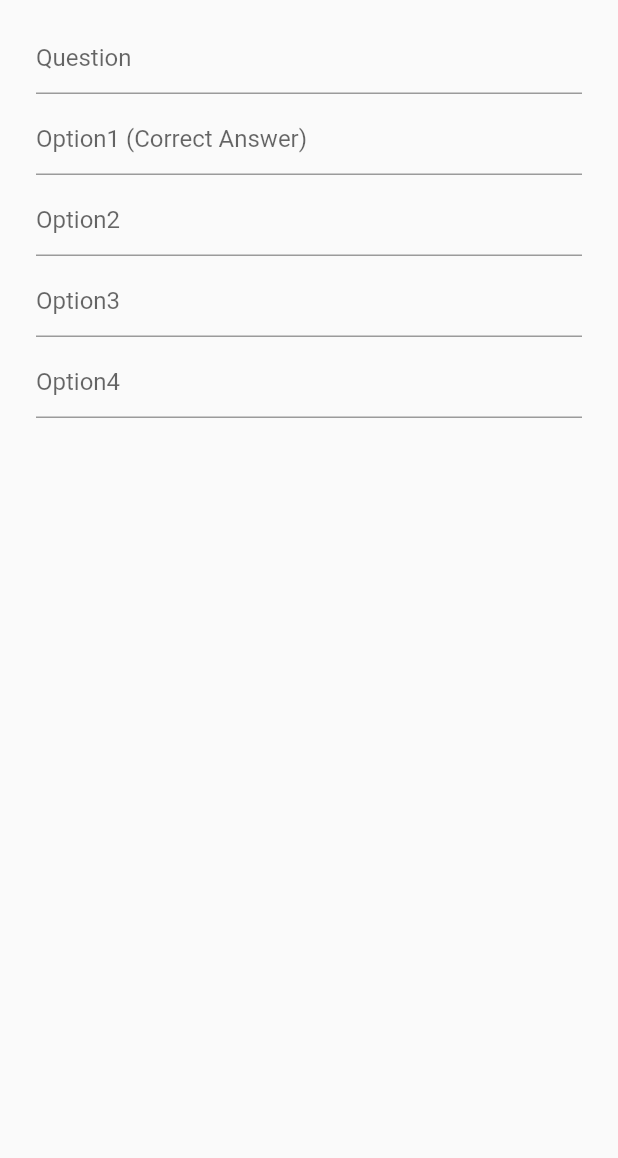
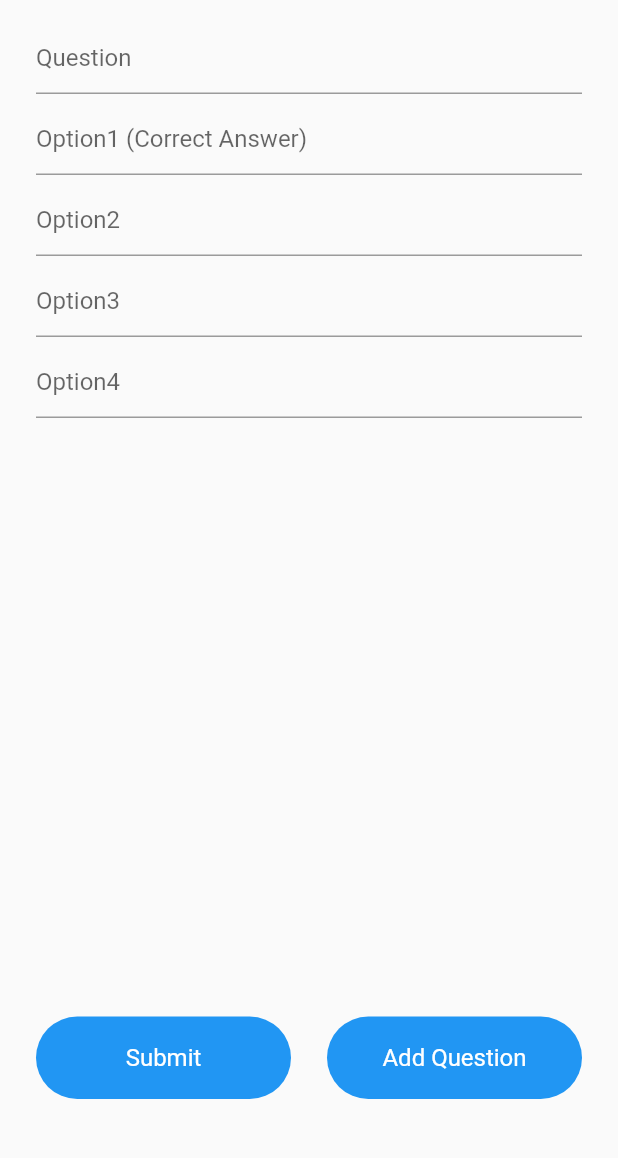
Before and after one commit to ThemindaSrimal/quiz-app, a Flutter app: the AddQuestion screen opened directly, on a phone screen of 412 x 824 dp, the part 62-1220 px from its top. Run offline on Flutter 3.47's test engine with Material 2 defaults, Android fonts, the phone set to English and light mode, and no system bars; our stand-ins replace cloud_firestore, firebase_auth, firebase_core, random_string; accounts and stored records are empty.

Commit message:
add-quiz-gui

```diff
--- a/lib/views/add_question.dart
+++ b/lib/views/add_question.dart
@@ -13,6 +13,8 @@ class AddQuestion extends StatefulWidget {
 class _AddQuestionState extends State<AddQuestion> {
   final _formKey = GlobalKey<FormState>();
   late String question, option1, option2, option3, option4;
+
+  uploadQuizData() {}
 
   @override
   Widget build(BuildContext context) {
@@ -88,6 +90,31 @@ class _AddQuestionState extends State<AddQuestion> {
                   },
                 ),
                 Spacer(),
+                Row(
+                  children: [
+                    blueButton(
+                        context: context,
+                        label: 'Submit',
+                        buttonWidth:
+                            MediaQuery.of(context).size.width / 2 - 36),
+                    SizedBox(
+                      width: 24,
+                    ),
+                    GestureDetector(
+                      onTap: () {
+                        //todo
+                      },
+                      child: blueButton(
+                          context: context,
+                          label: 'Add Question',
+                          buttonWidth:
+                              MediaQuery.of(context).size.width / 2 - 36),
+                    ),
+                  ],
+                ),
+                SizedBox(
+                  height: 50,
+                ),
               ],
             )));
   }
--- a/lib/views/create_quiz.dart
+++ b/lib/views/create_quiz.dart
@@ -113,7 +113,8 @@ class _CreateQuizState extends State<CreateQuiz> {
                           onTap: () {
                             createQuizOnline();
                           },
-                          child: blueButton(context, 'Create Quiz')),
+                          child: blueButton(
+                              context: context, label: 'Create Quiz')),
                       const SizedBox(
                         height: 60,
                       ),
--- a/lib/views/signin.dart
+++ b/lib/views/signin.dart
@@ -88,7 +88,7 @@ class _SignInState extends State<SignIn> {
                       ),
                       GestureDetector(
                         onTap: () => signIn(),
-                        child: blueButton(context, 'Sign In'),
+                        child: blueButton(context: context, label: 'Sign In'),
                       ),
                       const SizedBox(
                         height: 18,
--- a/lib/views/singup.dart
+++ b/lib/views/singup.dart
@@ -102,7 +102,7 @@ class _SignUpState extends State<SignUp> {
                       ),
                       GestureDetector(
                         onTap: () => signUp(),
-                        child: blueButton(context, 'Sign Up'),
+                        child: blueButton(context: context, label: 'Sign Up'),
                       ),
                       const SizedBox(
                         height: 18,
--- a/lib/widgets/widgets.dart
+++ b/lib/widgets/widgets.dart
@@ -17,14 +17,14 @@ Widget appBar(BuildContext context) {
   );
 }
 
-Widget blueButton(BuildContext context, String label) {
+Widget blueButton({BuildContext? context, String? label, buttonWidth}) {
   return Container(
     padding: const EdgeInsets.symmetric(vertical: 18),
     decoration: BoxDecoration(
         color: Colors.blue, borderRadius: BorderRadius.circular(30)),
     alignment: Alignment.center,
-    width: MediaQuery.of(context).size.width - 48,
+    width: buttonWidth ?? MediaQuery.of(context!).size.width - 48,
     child:
-        Text(label, style: const TextStyle(color: Colors.white, fontSize: 16)),
+        Text(label!, style: const TextStyle(color: Colors.white, fontSize: 16)),
   );
 }
```
